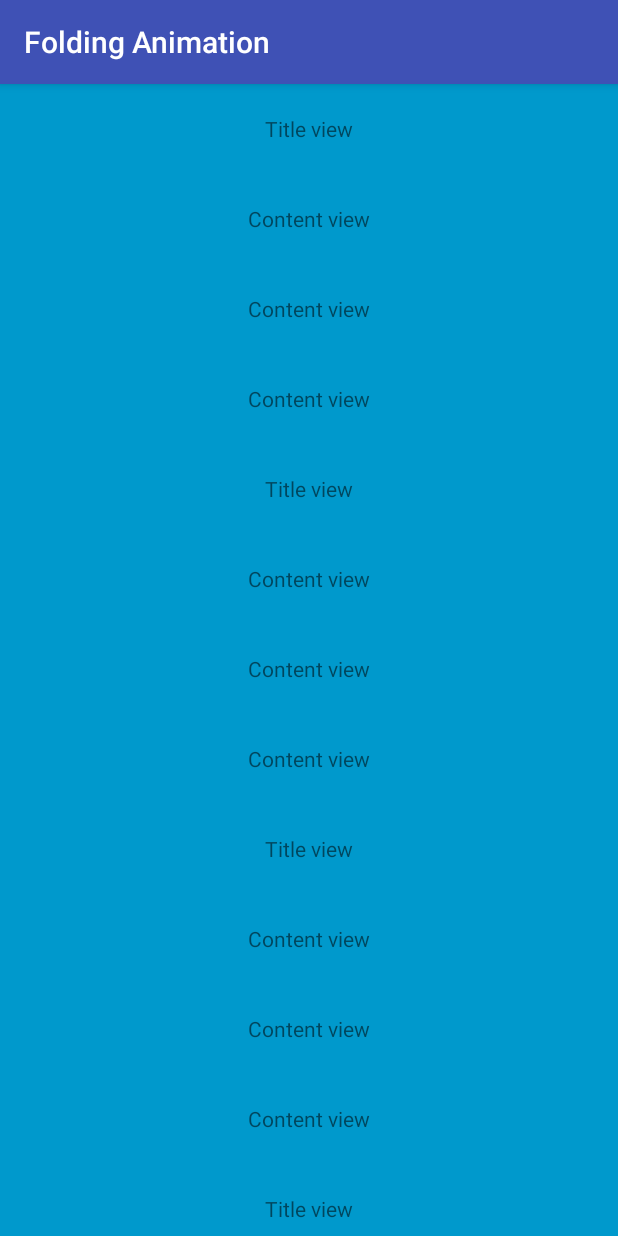
After one commit to ArchitectAK/FoldingAnimationKotlin-Android, an Android app: the ListActivity screen opened directly, with no data from a screen before it, on a phone screen of 412 x 824 dp. The commit adds this screen. Run offline under Robolectric (Android 15) with nearby library versions, the phone set to English and light mode, and no system bars.

Commit message:
Adding recyclerview example

```diff
--- a/app/build.gradle
+++ b/app/build.gradle
@@ -6,7 +6,6 @@ apply plugin: 'kotlin-android-extensions'
 
 android {
     compileSdkVersion 27
-    buildToolsVersion "27.0.3"
     defaultConfig {
         applicationId "com.freeankit.foldinganimation"
         minSdkVersion 21
@@ -28,6 +27,7 @@ dependencies {
     implementation "org.jetbrains.kotlin:kotlin-stdlib-jdk7:$kotlin_version"
     implementation 'com.android.support:appcompat-v7:27.1.1'
     implementation 'com.android.support.constraint:constraint-layout:1.1.0'
+    implementation 'com.android.support:recyclerview-v7:27.1.1'
     testImplementation 'junit:junit:4.12'
     androidTestImplementation 'com.android.support.test:runner:1.0.2'
     androidTestImplementation 'com.android.support.test.espresso:espresso-core:3.0.2'
--- a/app/src/main/AndroidManifest.xml
+++ b/app/src/main/AndroidManifest.xml
@@ -17,6 +17,7 @@
                 <category android:name="android.intent.category.LAUNCHER" />
             </intent-filter>
         </activity>
+        <activity android:name=".ListActivity" />
     </application>
 
 </manifest>
--- /dev/null
+++ b/app/src/main/java/com/freeankit/foldinganimation/ListActivity.kt
@@ -0,0 +1,23 @@
+package com.freeankit.foldinganimation
+
+import android.os.Bundle
+import android.support.v7.app.AppCompatActivity
+import android.support.v7.widget.LinearLayoutManager
+import kotlinx.android.synthetic.main.activity_list.*
+
+/**
+ * @author Ankit Kumar (ankitdroiddeveloper@gmail.com) on 18/05/2018 (MM/DD/YYYY)
+ */
+class ListActivity : AppCompatActivity() {
+    override fun onCreate(savedInstanceState: Bundle?) {
+        super.onCreate(savedInstanceState)
+        setContentView(R.layout.activity_list)
+
+        recyclerview.apply {
+            setHasFixedSize(true)
+            recyclerview.layoutManager = LinearLayoutManager(this@ListActivity)
+            recyclerview.adapter = SampleAdapter()
+        }
+
+    }
+}
--- a/app/src/main/java/com/freeankit/foldinganimation/MainActivity.kt
+++ b/app/src/main/java/com/freeankit/foldinganimation/MainActivity.kt
@@ -1,5 +1,6 @@
 package com.freeankit.foldinganimation
 
+import android.content.Intent
 import android.os.Bundle
 import android.support.v7.app.AppCompatActivity
 import kotlinx.android.synthetic.main.activity_main.*
@@ -15,13 +16,16 @@ class MainActivity : AppCompatActivity() {
 
         // attach click listener to fold btn
         toggle_btn.setOnClickListener({
-                folding_cell.toggle(false)
+            folding_cell.toggle(false)
         })
 
         // attach click listener to toast btn
         toggle_instant_btn.setOnClickListener({
             folding_cell.toggle(true)
         })
+        see_list.setOnClickListener({
+            startActivity(Intent(this, ListActivity::class.java))
+        })
 
     }
 }
--- /dev/null
+++ b/app/src/main/java/com/freeankit/foldinganimation/SampleAdapter.kt
@@ -0,0 +1,28 @@
+package com.freeankit.foldinganimation
+
+import android.support.v7.widget.RecyclerView
+import android.view.LayoutInflater
+import android.view.View
+import android.view.ViewGroup
+
+/**
+ * @author Ankit Kumar (ankitdroiddeveloper@gmail.com) on 20/05/2018 (MM/DD/YYYY)
+ */
+class SampleAdapter : RecyclerView.Adapter<SampleAdapter.ViewHolder>() {
+    override fun onCreateViewHolder(parent: ViewGroup, viewType: Int): ViewHolder {
+        val view = LayoutInflater.from(parent.context).inflate(R.layout.recyclerview_item, parent, false)
+        return ViewHolder(view)
+    }
+
+    override fun getItemCount(): Int {
+        return 10
+    }
+
+    override fun onBindViewHolder(holder: ViewHolder, position: Int) {
+
+    }
+
+    class ViewHolder(itemView: View) : RecyclerView.ViewHolder(itemView) {
+
+    }
+}
--- /dev/null
+++ b/app/src/main/res/layout/activity_list.xml
@@ -0,0 +1,18 @@
+<?xml version="1.0" encoding="utf-8"?>
+<android.support.constraint.ConstraintLayout xmlns:android="http://schemas.android.com/apk/res/android"
+    xmlns:app="http://schemas.android.com/apk/res-auto"
+    xmlns:tools="http://schemas.android.com/tools"
+    android:layout_width="match_parent"
+    android:layout_height="match_parent"
+    tools:context=".MainActivity">
+
+    <android.support.v7.widget.RecyclerView
+        android:id="@+id/recyclerview"
+        android:layout_width="match_parent"
+        android:layout_height="match_parent"
+        app:layout_constraintBottom_toBottomOf="parent"
+        app:layout_constraintLeft_toLeftOf="parent"
+        app:layout_constraintRight_toRightOf="parent"
+        app:layout_constraintTop_toTopOf="parent" />
+
+</android.support.constraint.ConstraintLayout>
--- a/app/src/main/res/layout/activity_main.xml
+++ b/app/src/main/res/layout/activity_main.xml
@@ -41,7 +41,7 @@
             android:id="@+id/cell_content_view"
             android:layout_width="match_parent"
             android:layout_height="wrap_content"
-            android:visibility="gone">
+            android:visibility="visible">
 
             <TextView
                 android:layout_width="match_parent"
@@ -68,5 +68,11 @@
 
     </com.cogitator.foldingit.FoldingKit>
 
+    <Button
+        android:id="@+id/see_list"
+        android:layout_width="match_parent"
+        android:layout_height="50dp"
+        android:text="Toggle instantly" />
+
 
 </LinearLayout>
--- /dev/null
+++ b/app/src/main/res/layout/recyclerview_item.xml
@@ -0,0 +1,67 @@
+<?xml version="1.0" encoding="utf-8"?>
+<android.support.constraint.ConstraintLayout xmlns:android="http://schemas.android.com/apk/res/android"
+    android:layout_width="match_parent"
+    android:layout_height="wrap_content">
+
+    <com.cogitator.foldingit.FoldingKit
+        android:id="@+id/folding_cell"
+        android:layout_width="match_parent"
+        android:layout_height="wrap_content">
+
+        <LinearLayout
+            android:id="@+id/cell_content_view"
+            android:layout_width="match_parent"
+            android:layout_height="wrap_content"
+            android:orientation="vertical"
+            android:visibility="visible">
+
+            <TextView
+                android:layout_width="match_parent"
+                android:layout_height="60dp"
+                android:background="@android:color/holo_blue_dark"
+                android:gravity="center"
+                android:text="Content view" />
+
+            <TextView
+                android:layout_width="match_parent"
+                android:layout_height="60dp"
+                android:background="@android:color/holo_blue_dark"
+                android:gravity="center"
+                android:text="Content view" />
+
+            <TextView
+                android:layout_width="match_parent"
+                android:layout_height="60dp"
+                android:background="@android:color/holo_blue_dark"
+                android:gravity="center"
+                android:text="Content view" />
+
+            <TextView
+                android:layout_width="match_parent"
+                android:layout_height="60dp"
+                android:background="@android:color/holo_blue_dark"
+                android:gravity="center"
+                android:text="Content view" />
+
+        </LinearLayout>
+
+        <LinearLayout
+            android:id="@+id/cell_title_view"
+            android:layout_width="match_parent"
+            android:layout_height="wrap_content"
+            android:orientation="vertical">
+
+            <TextView
+                android:layout_width="match_parent"
+                android:layout_height="60dp"
+                android:background="@android:color/holo_blue_dark"
+                android:gravity="center"
+                android:text="Title view" />
+
+
+        </LinearLayout>
+
+    </com.cogitator.foldingit.FoldingKit>
+
+
+</android.support.constraint.ConstraintLayout>
--- a/build.gradle
+++ b/build.gradle
@@ -1,7 +1,7 @@
 // Top-level build file where you can add configuration options common to all sub-projects/modules.
 
 buildscript {
-    ext.kotlin_version = '1.2.40'
+    ext.kotlin_version = '1.2.41'
     repositories {
         google()
         jcenter()
--- a/foldingkit/build.gradle
+++ b/foldingkit/build.gradle
@@ -6,13 +6,12 @@ apply plugin: 'com.github.dcendents.android-maven'
 
 
 group = 'com.cogitator.foldingkit'
-version = '1.0.0'
+version = '1.0.1'
 
 android {
     compileSdkVersion 27
-    buildToolsVersion "27.0.3"
     defaultConfig {
-        minSdkVersion 21
+        minSdkVersion 19
         targetSdkVersion 27
         versionCode 1
         versionName "1.0"
```
